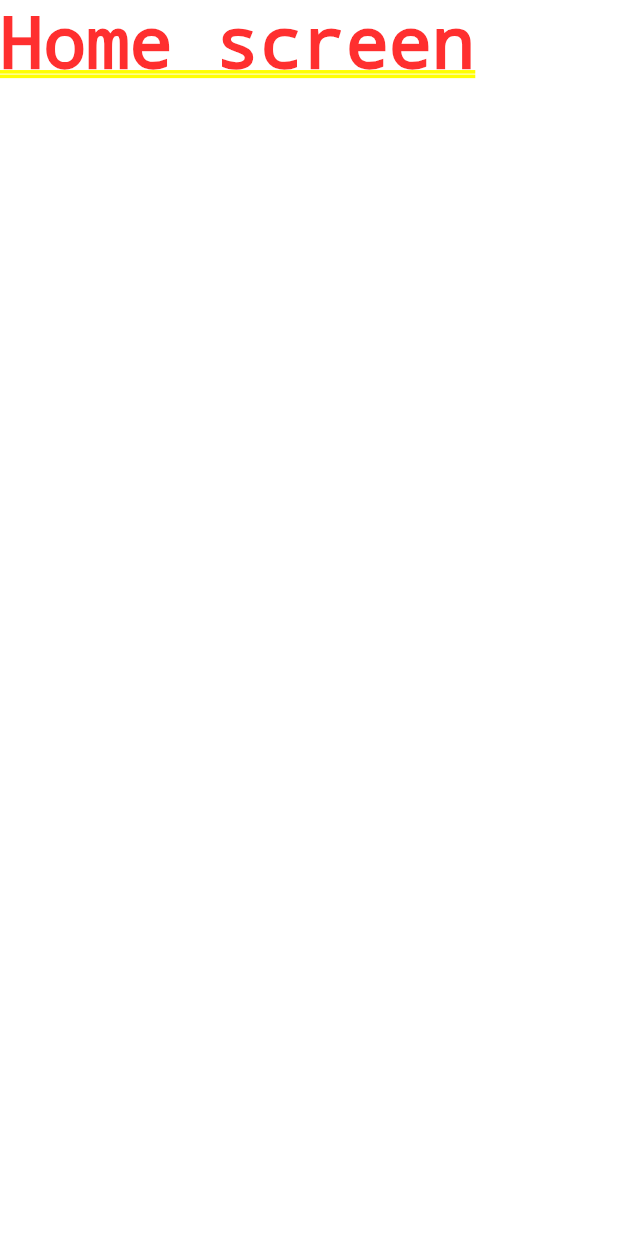
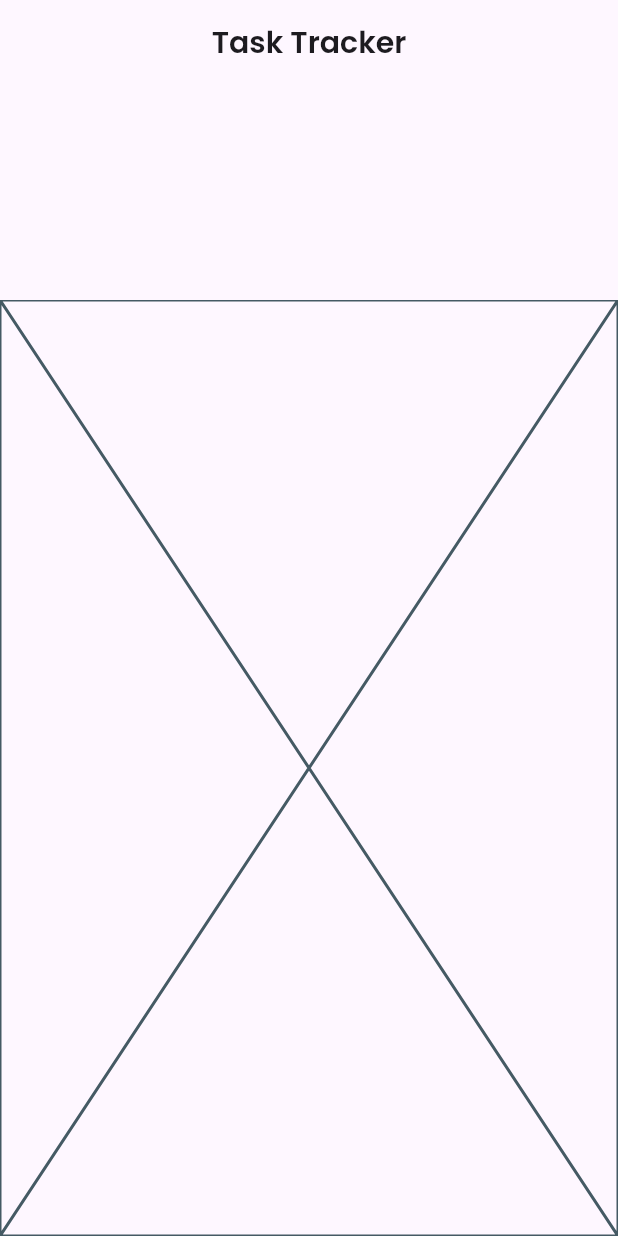
Before and after one commit to ali72-20/task_managment, a Flutter app: the screen it shows after launch, after a tap on "Login", after a tap on "Sign in", on a phone screen of 412 x 824 dp. Run offline on Flutter 3.47's test engine with Material 3 defaults, Android fonts, the phone set to English and light mode, and no system bars; our stand-ins replace go_router.

Commit message:
add custom app bar add home screen body

```diff
--- a/lib/features/home/presentation_layer/home_screen.dart
+++ b/lib/features/home/presentation_layer/home_screen.dart
@@ -1,10 +1,21 @@
-import 'package:flutter/cupertino.dart';
+import 'package:flutter/material.dart';
+import 'package:task_managment/features/home/presentation_layer/widgets/custom_app_bar.dart';
+import 'package:task_managment/features/home/presentation_layer/widgets/home_body.dart';
 
 class HomeScreen extends StatelessWidget {
   const HomeScreen({super.key});
 
   @override
   Widget build(BuildContext context) {
-    return Text('Home screen');
+    return const SafeArea(
+      child: Scaffold(
+        appBar: PreferredSize(
+          preferredSize: Size.fromHeight(200),
+          child: CustomAppBar(),
+        ),
+
+        body: HomeBody(),
+      ),
+    );
   }
 }
--- /dev/null
+++ b/lib/features/home/presentation_layer/widgets/custom_app_bar.dart
@@ -0,0 +1,19 @@
+import 'package:flutter/cupertino.dart';
+import 'package:flutter/material.dart';
+import 'package:task_managment/core/utilites/Styles.dart';
+
+class CustomAppBar extends StatelessWidget {
+  const CustomAppBar({super.key});
+
+  @override
+  Widget build(BuildContext context) {
+    return AppBar(
+      title: const Text(
+        textAlign: TextAlign.center,
+        "Task Tracker",
+        style: Styles.style20,
+      ),
+      centerTitle: true,
+    );
+  }
+}
--- /dev/null
+++ b/lib/features/home/presentation_layer/widgets/home_body.dart
@@ -0,0 +1,10 @@
+import 'package:flutter/cupertino.dart';
+
+class HomeBody extends StatelessWidget {
+  const HomeBody({super.key});
+
+  @override
+  Widget build(BuildContext context) {
+    return const Placeholder();
+  }
+}
```
